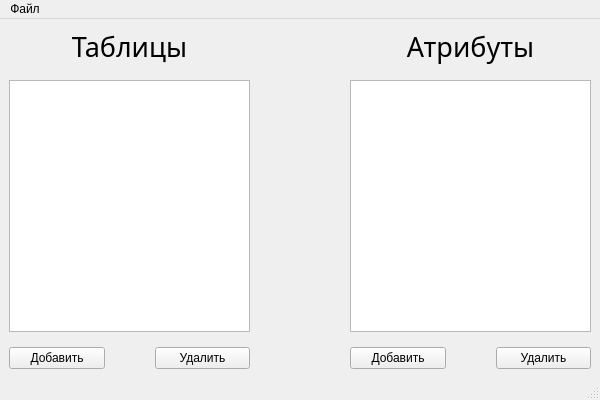
The window that adminwindow.ui (DarkArtheme/DBManager-sqlite-) describes before a commit, drawn with Qt 5.
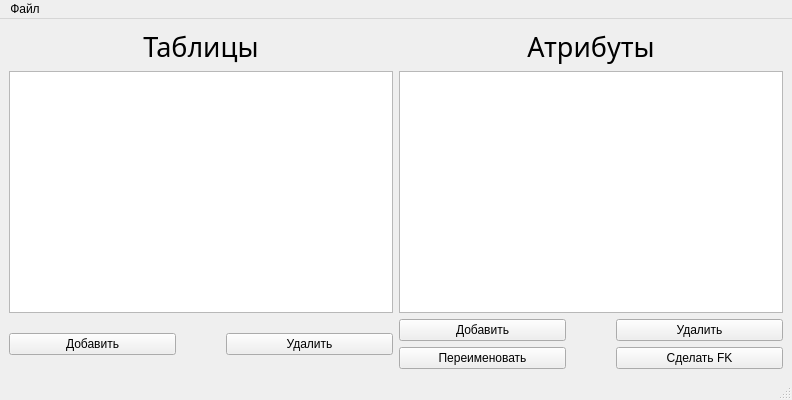
The same window after the commit.

What changed in the file:
```diff
--- a/adminwindow.ui
+++ b/adminwindow.ui
@@ -6,7 +6,7 @@
    <rect>
     <x>0</x>
     <y>0</y>
-    <width>600</width>
+    <width>792</width>
     <height>400</height>
    </rect>
   </property>
@@ -16,15 +16,9 @@
   <widget class="QWidget" name="centralwidget">
    <layout class="QVBoxLayout" name="verticalLayout_3">
     <item>
-     <layout class="QHBoxLayout" name="horizontalLayout_3">
-      <property name="spacing">
-       <number>100</number>
-      </property>
-      <item>
        <layout class="QVBoxLayout" name="verticalLayout">
-        <property name="spacing">
-         <number>15</number>
-        </property>
+      <item>
+       <layout class="QHBoxLayout" name="horizontalLayout_3">
         <item>
          <widget class="QLabel" name="label">
           <property name="font">
@@ -42,9 +36,36 @@
          </widget>
         </item>
         <item>
+         <widget class="QLabel" name="label_2">
+          <property name="font">
+           <font>
+            <family>Segoe UI Semilight</family>
+            <pointsize>20</pointsize>
+           </font>
+          </property>
+          <property name="text">
+           <string>Атрибуты</string>
+          </property>
+          <property name="alignment">
+           <set>Qt::AlignCenter</set>
+          </property>
+         </widget>
+        </item>
+       </layout>
+      </item>
+      <item>
+       <layout class="QHBoxLayout" name="horizontalLayout_5">
+        <item>
          <widget class="QListView" name="tableNames"/>
         </item>
         <item>
+         <widget class="QListView" name="columnNames"/>
+        </item>
+       </layout>
+      </item>
+      <item>
+       <layout class="QHBoxLayout" name="horizontalLayout_6">
+        <item>
          <layout class="QHBoxLayout" name="horizontalLayout">
           <property name="spacing">
            <number>50</number>
@@ -65,32 +86,8 @@
           </item>
          </layout>
         </item>
-       </layout>
-      </item>
       <item>
        <layout class="QVBoxLayout" name="verticalLayout_2">
-        <property name="spacing">
-         <number>15</number>
-        </property>
-        <item>
-         <widget class="QLabel" name="label_2">
-          <property name="font">
-           <font>
-            <family>Segoe UI Semilight</family>
-            <pointsize>20</pointsize>
-           </font>
-          </property>
-          <property name="text">
-           <string>Атрибуты</string>
-          </property>
-          <property name="alignment">
-           <set>Qt::AlignCenter</set>
-          </property>
-         </widget>
-        </item>
-        <item>
-         <widget class="QListView" name="columnNames"/>
-        </item>
         <item>
          <layout class="QHBoxLayout" name="horizontalLayout_2">
           <property name="spacing">
@@ -112,6 +109,29 @@
           </item>
          </layout>
         </item>
+          <item>
+           <layout class="QHBoxLayout" name="horizontalLayout_4">
+            <property name="spacing">
+             <number>50</number>
+            </property>
+            <item>
+             <widget class="QPushButton" name="renameCol">
+              <property name="text">
+               <string>Переименовать</string>
+              </property>
+             </widget>
+            </item>
+            <item>
+             <widget class="QPushButton" name="makeFK">
+              <property name="text">
+               <string>Сделать FK</string>
+              </property>
+             </widget>
+            </item>
+           </layout>
+          </item>
+         </layout>
+        </item>
        </layout>
       </item>
      </layout>
@@ -123,7 +143,7 @@
     <rect>
      <x>0</x>
      <y>0</y>
-     <width>600</width>
+     <width>792</width>
      <height>20</height>
     </rect>
    </property>
```
Lines whose indentation alone changed are shown as unchanged.
